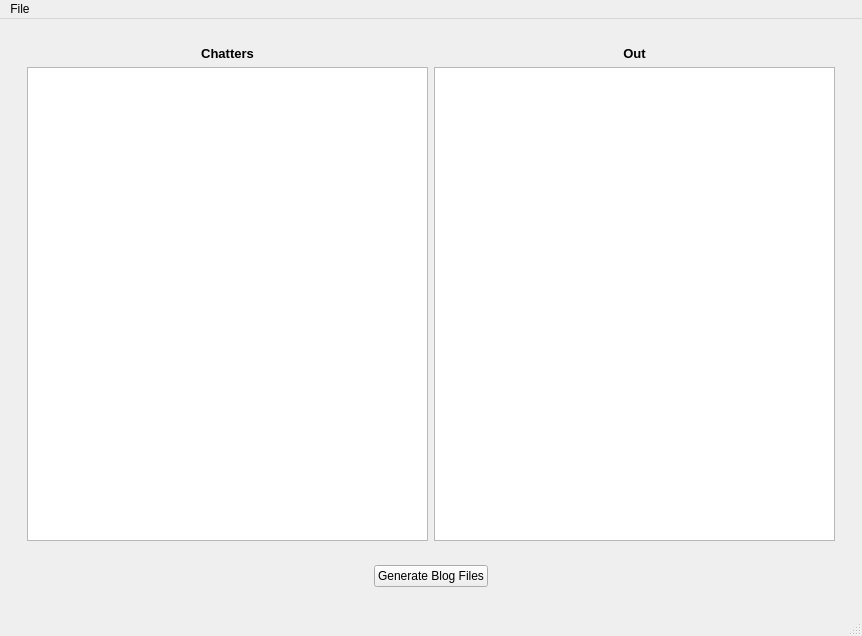
The window that src/bot/ui/ui_main_window.ui (Philaeux/TwitchBotPython) describes before a commit, drawn with Qt 5.
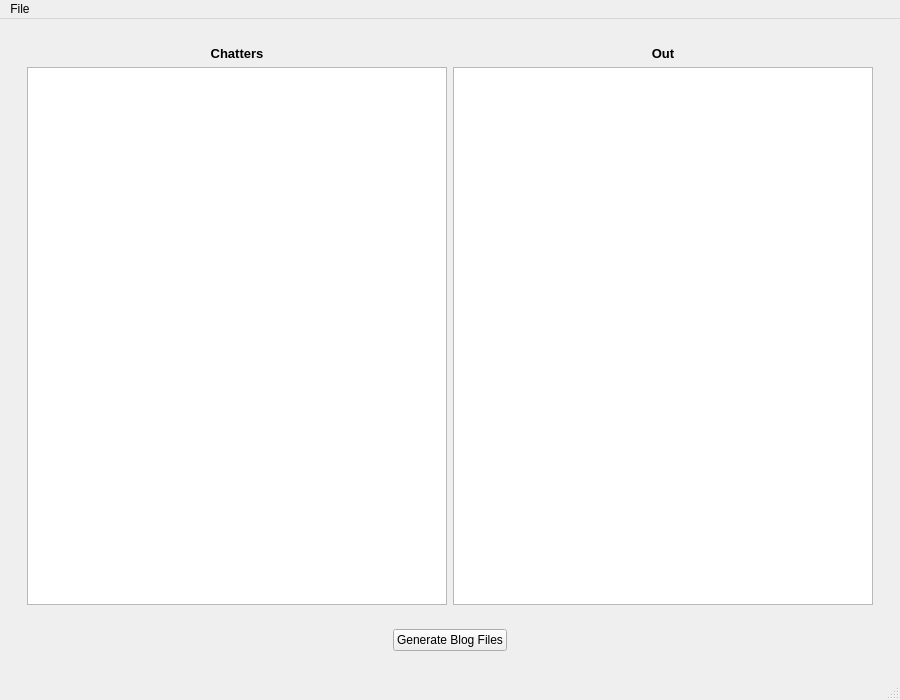
The same window after the commit.

Patch:
```diff
--- a/src/bot/ui/ui_main_window.ui
+++ b/src/bot/ui/ui_main_window.ui
@@ -6,8 +6,8 @@
    <rect>
     <x>0</x>
     <y>0</y>
-    <width>862</width>
-    <height>636</height>
+    <width>900</width>
+    <height>700</height>
    </rect>
   </property>
   <property name="windowTitle">
@@ -47,6 +47,12 @@
            </item>
            <item row="1" column="0">
             <widget class="QTableView" name="tableViewIn">
+             <property name="minimumSize">
+              <size>
+               <width>420</width>
+               <height>0</height>
+              </size>
+             </property>
              <property name="sizeAdjustPolicy">
               <enum>QAbstractScrollArea::AdjustToContents</enum>
              </property>
@@ -72,6 +78,12 @@
            </item>
            <item row="1" column="1">
             <widget class="QTableView" name="tableViewOut">
+             <property name="minimumSize">
+              <size>
+               <width>420</width>
+               <height>0</height>
+              </size>
+             </property>
              <property name="sizeAdjustPolicy">
               <enum>QAbstractScrollArea::AdjustToContents</enum>
              </property>
@@ -198,7 +210,7 @@
     <rect>
      <x>0</x>
      <y>0</y>
-     <width>862</width>
+     <width>900</width>
      <height>21</height>
     </rect>
    </property>
```
